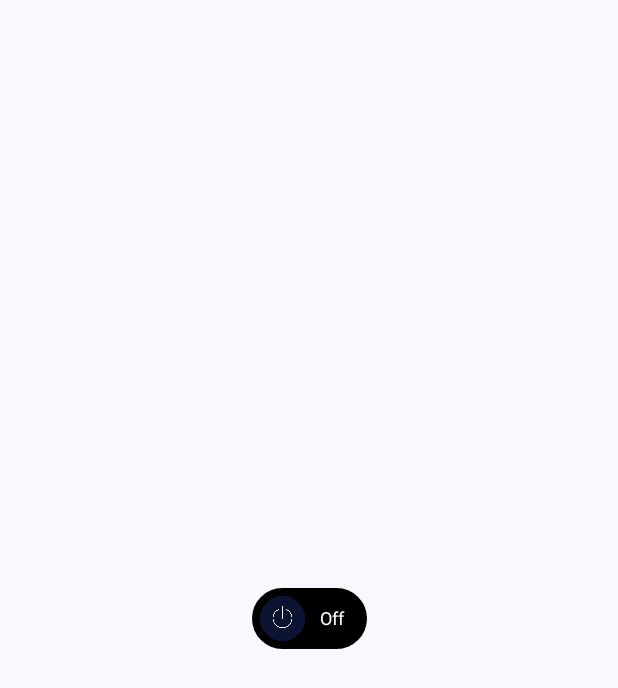
After one commit to mansukh1990/JetpackComposeComponent, an Android app built with Jetpack Compose: the composable CustomToggleButton shown on its own in the app's theme, on a phone screen of 412 x 824 dp. The commit adds this screen. Shown: the top 688 px of the screen. Run offline under Robolectric (Android 15) with nearby library versions, the phone set to English and light mode, and no system bars.

Commit message:
06-01-2025 - CustomTitleBar - CustomToggleButton

```diff
--- /dev/null
+++ b/app/src/main/java/com/example/jetpackcopmmposecomponent/component/CustomToggleButton/CustomToggleButton.kt
@@ -0,0 +1,121 @@
+package com.example.jetpackcopmmposecomponent.component.CustomToggleButton
+
+import androidx.compose.foundation.background
+import androidx.compose.foundation.clickable
+import androidx.compose.foundation.layout.Box
+import androidx.compose.foundation.layout.Row
+import androidx.compose.foundation.layout.fillMaxSize
+import androidx.compose.foundation.layout.padding
+import androidx.compose.foundation.layout.size
+import androidx.compose.foundation.shape.RoundedCornerShape
+import androidx.compose.material.Icon
+import androidx.compose.material.Text
+import androidx.compose.material3.Card
+import androidx.compose.material3.CardDefaults
+import androidx.compose.runtime.Composable
+import androidx.compose.runtime.getValue
+import androidx.compose.runtime.mutableStateOf
+import androidx.compose.runtime.remember
+import androidx.compose.runtime.setValue
+import androidx.compose.ui.Alignment.Companion.Center
+import androidx.compose.ui.Alignment.Companion.CenterVertically
+import androidx.compose.ui.Modifier
+import androidx.compose.ui.graphics.Color
+import androidx.compose.ui.res.painterResource
+import androidx.compose.ui.text.TextStyle
+import androidx.compose.ui.text.font.FontWeight
+import androidx.compose.ui.unit.dp
+import androidx.compose.ui.unit.sp
+import com.example.jetpackcopmmposecomponent.R
+
+@Composable
+fun CustomToggleButton() {
+
+    var isToggle by remember { mutableStateOf(false) }
+
+    Box(
+        modifier = Modifier
+            .fillMaxSize(),
+        contentAlignment = Center
+
+    ) {
+        Card(
+            shape = RoundedCornerShape(39.dp),
+            elevation = CardDefaults.cardElevation(0.dp),
+            modifier = Modifier
+                .align(Center)
+        ) {
+            Box(
+                modifier = Modifier
+                    .background(
+                        if (isToggle) Color.Green else Color.Black
+                    )
+                    .clickable {
+                        isToggle = !isToggle
+                    },
+                contentAlignment = Center
+            ) {
+                if (isToggle) {
+                    Row(
+                        modifier = Modifier
+                            .padding(5.dp)
+                    ) {
+                        Text(
+                            text = "On",
+                            style = TextStyle(
+                                fontSize = 12.sp,
+                                fontWeight = FontWeight.W400,
+                                color = Color.White
+                            ),
+                            modifier = Modifier
+                                .padding(start = 10.dp)
+                                .align(CenterVertically)
+                        )
+                        Icon(
+                            painter = painterResource(id = R.drawable.on_button),
+                            contentDescription = "",
+                            tint = Color.Unspecified,
+                            modifier = Modifier
+                                .padding(start = 10.dp)
+                                .size(30.dp)
+                        )
+
+                    }
+                } else {
+                    Row(
+                        modifier = Modifier
+                            .padding(5.dp)
+                    ) {
+                        Icon(
+                            painter = painterResource(id = R.drawable.off_button),
+                            contentDescription = "",
+                            tint = Color.Unspecified,
+                            modifier = Modifier
+                                .padding(end = 10.dp)
+                                .size(30.dp)
+                        )
+                        Text(
+                            text = "Off",
+                            style = TextStyle(
+                                fontSize = 12.sp,
+                                fontWeight = FontWeight.W400,
+                                color = Color.White
+                            ),
+                            modifier = Modifier
+                                .padding(end = 10.dp)
+                                .align(CenterVertically)
+                        )
+
+
+                    }
+
+                }
+
+            }
+
+        }
+
+    }
+
+
+}
```
Also changed, not shown: app/src/main/java/com/example/jetpackcopmmposecomponent/CommonActivity.kt (+6 -4 lines), app/src/main/java/com/example/jetpackcopmmposecomponent/component/CustomTitleBar/CustomTitleBar.kt (added, +71 -0 lines), app/src/main/java/com/example/jetpackcopmmposecomponent/component/statehosting/StateHosting.kt (added, +85 -0 lines), app/src/main/res/drawable/off_button.png (added), app/src/main/res/drawable/on_button.png (added).
